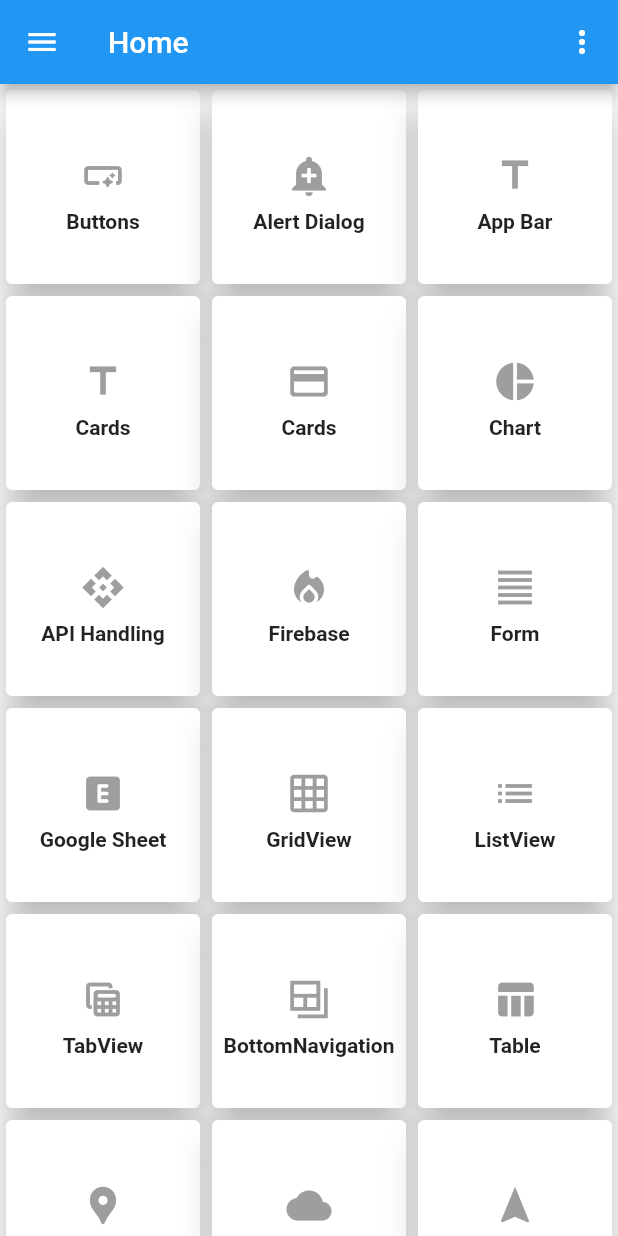
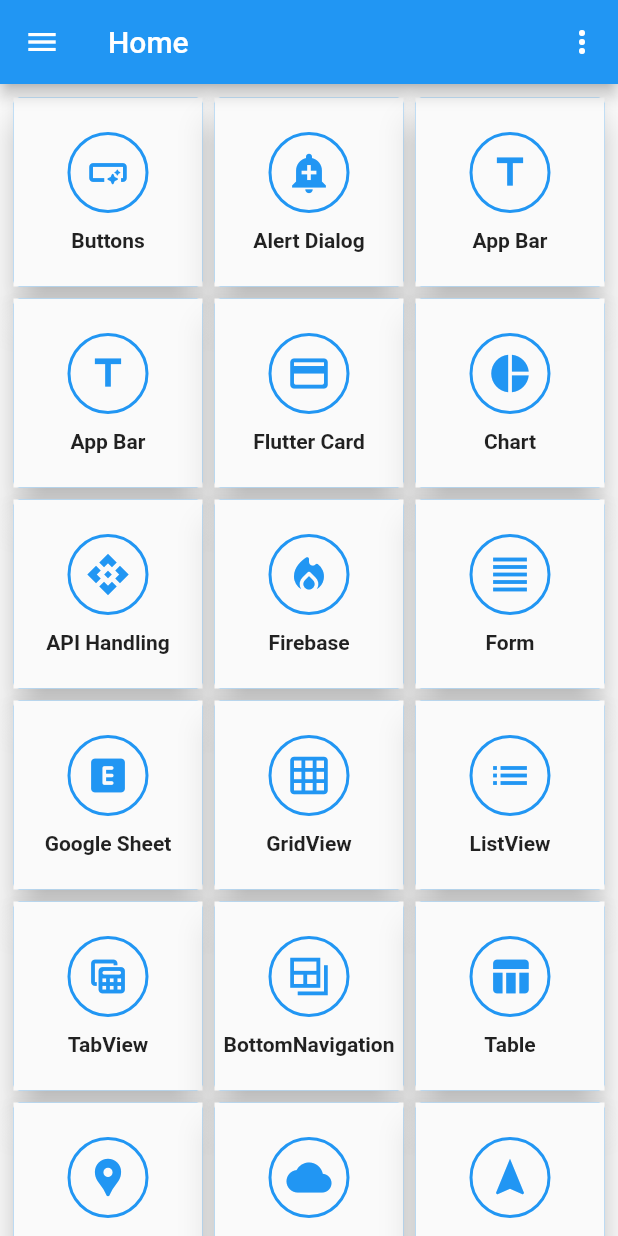
Before and after one commit to ruhulmath08/flutter_a2z, a Flutter app: the HomeScreen screen opened by its route, on a phone screen of 412 x 824 dp. Run offline on Flutter 3.47's test engine with Material 2 defaults, Android fonts, the phone set to English and light mode, and no system bars; our stand-ins replace toast; network calls fail.

Commit message:
add flutter_flip_card

```diff
--- a/lib/models/home_card_item.dart
+++ b/lib/models/home_card_item.dart
@@ -1,4 +1,5 @@
 import 'package:flutter/material.dart';
+import 'package:flutter_a2z/routing/routing_constants.dart';
 
 class HomeCardItem {
   int id;
@@ -30,12 +31,12 @@ class HomeCardItem {
       ),
       HomeCardItem(
         4,
-        "Cards",
+        "App Bar",
         Icons.title,
       ),
       HomeCardItem(
         5,
-        "Cards",
+        FLUTTER_CARD_SCREEN_TITLE,
         Icons.credit_card_rounded,
       ),
       HomeCardItem(
--- a/lib/routing/router.dart
+++ b/lib/routing/router.dart
@@ -7,6 +7,8 @@ import 'package:flutter_a2z/screens/buttons/my_dropdown_button.dart';
 import 'package:flutter_a2z/screens/buttons/my_popup_button.dart';
 import 'package:flutter_a2z/screens/buttons/my_radio_button.dart';
 import 'package:flutter_a2z/screens/buttons/my_toggle_button.dart';
+import 'package:flutter_a2z/screens/cards/flutter_card.dart';
+import 'package:flutter_a2z/screens/cards/flutter_flip_card/flutter_flip_card.dart';
 import 'package:flutter_a2z/screens/crud/flutter_crud/flutter_crud.dart';
 import 'package:flutter_a2z/screens/crud/flutter_crud_add/flutter_crud_add.dart';
 import 'package:flutter_a2z/screens/home/home_screen.dart';
@@ -105,6 +107,7 @@ Route<dynamic> generateRoute(RouteSettings settings) {
           title: FLUTTER_TAB_VIEW_SCREEN_TITLE,
         ),
       );
+      break;
     /*--------------------------------- TabViewLayout : End ---------------------------------*/
 
     /*--------------------------------- Flutter CRUD : Start---------------------------------*/
@@ -115,16 +118,39 @@ Route<dynamic> generateRoute(RouteSettings settings) {
           title: FLUTTER_CRUD_SCREEN_TITLE,
         ),
       );
+      break;
 
-  //flutter CRUD ADD
+    //flutter CRUD ADD
     case FLUTTER_CRUD_ADD_SCREEN_ROUTE:
       return MaterialPageRoute(
         builder: (context) => FlutterCrudAdd(
           title: FLUTTER_CRUD_ADD_SCREEN_TITLE,
         ),
       );
-  //flutter CRUD UPDATE
-  //flutter CRUD
+      break;
+
+    //flutter CRUD UPDATE
+    //flutter CRUD
     /*--------------------------------- Flutter CRUD : End---------------------------------*/
+
+    /*--------------------------------- Flutter CARD : Start---------------------------------*/
+    //flutter card
+    case FLUTTER_CARD_SCREEN_ROUTE:
+      return MaterialPageRoute(
+        builder: (context) => FlutterCard(
+          title: FLUTTER_CARD_SCREEN_TITLE,
+        ),
+      );
+      break;
+
+    //flutter card
+    case FLUTTER_FLIP_CARD_SCREEN_ROUTE:
+      return MaterialPageRoute(
+        builder: (context) => FlutterFlipCard(
+          title: FLUTTER_FLIP_CARD_SCREEN_TITLE,
+        ),
+      );
+      break;
+    /*--------------------------------- Flutter CARD : End---------------------------------*/
   }
 }
--- a/lib/routing/routing_constants.dart
+++ b/lib/routing/routing_constants.dart
@@ -64,3 +64,13 @@ const String FLUTTER_CRUD_UPDATE_SCREEN_TITLE = "Flutter CRUD Update";
 const String FLUTTER_CRUD_DELETE_SCREEN_ROUTE = "/flutter_crud_delete";
 const String FLUTTER_CRUD_DELETE_SCREEN_TITLE = "Flutter CRUD Delete";
 /*--------------------------------- Flutter CRUD : End---------------------------------*/
+
+/*--------------------------------- Flutter CARD : Start---------------------------------*/
+//flutter card
+const String FLUTTER_CARD_SCREEN_ROUTE = "/flutter_card";
+const String FLUTTER_CARD_SCREEN_TITLE = "Flutter Card";
+
+//flutter flip_card
+const String FLUTTER_FLIP_CARD_SCREEN_ROUTE = "/flutter_flip_card";
+const String FLUTTER_FLIP_CARD_SCREEN_TITLE = "Flutter Flip Card";
+/*--------------------------------- Flutter CARD : End---------------------------------*/
--- a/lib/screens/home/home_screen.dart
+++ b/lib/screens/home/home_screen.dart
@@ -48,20 +48,28 @@ class _HomeScreenState extends State<HomeScreen> {
       ),
       drawer: myDrawer(context),
       body: GridView(
+        padding: const EdgeInsets.all(5),
         physics: BouncingScrollPhysics(),
         gridDelegate: SliverGridDelegateWithFixedCrossAxisCount(crossAxisCount: 3),
         children: cardItemList.map((card) {
-          return InkWell(
-            child: Card(
+          return Card(
+            color: Colors.blue,
             elevation: 10,
+            child: Material(
+              child: InkWell(
                 child: Column(
                   mainAxisSize: MainAxisSize.min,
                   mainAxisAlignment: MainAxisAlignment.center,
                   children: [
-                  Padding(
-                    padding: const EdgeInsets.all(8.0),
-                    child: Icon(card.icon, size: 30, color: Colors.grey),
+                    Container(
+                      padding: EdgeInsets.all(10),
+                      decoration:  BoxDecoration(
+                        borderRadius: BorderRadius.circular(100),
+                        border: Border.all(width: 2.0, color: Colors.blue),
                       ),
+                      child: Icon(card.icon, size: 30, color: Colors.blue),
+                    ),
+                    SizedBox(height: 10),
                     Text(
                       "${card.title}",
                       style: TextStyle(
@@ -70,10 +78,11 @@ class _HomeScreenState extends State<HomeScreen> {
                     ),
                   ],
                 ),
-            ),
                 onTap: () {
                   gotoCorrespondScreen(card.title);
                 },
+              ),
+            ),
           );
         }).toList(),
       ),
@@ -82,6 +91,7 @@ class _HomeScreenState extends State<HomeScreen> {
 
   //go to correspond screen
   void gotoCorrespondScreen(String pageName) {
+    print(pageName);
     switch (pageName) {
       case FLUTTER_BUTTON_SCREEN_TITLE:
         Navigator.pushNamed(context, FLUTTER_BUTTON_SCREEN_ROUTE);
@@ -98,6 +108,10 @@ class _HomeScreenState extends State<HomeScreen> {
       case FLUTTER_CRUD_SCREEN_TITLE:
         Navigator.pushNamed(context, FLUTTER_CRUD_SCREEN_ROUTE);
         break;
+
+      case FLUTTER_CARD_SCREEN_TITLE:
+        Navigator.pushNamed(context, FLUTTER_CARD_SCREEN_ROUTE);
+        break;
     }
   }
 }
--- a/pubspec.yaml
+++ b/pubspec.yaml
@@ -1,8 +1,6 @@
 name: flutter_a2z
 description: A new Flutter application.
 
-# The following line prevents the package from being accidentally published to
-# pub.dev using `pub publish`. This is preferred for private packages.
 publish_to: 'none' # Remove this line if you wish to publish to pub.dev
 
 # The following defines the version and build number for your application.
```
Also changed, not shown: lib/screens/cards/flutter_card.dart (added, +29 -0 lines), lib/screens/cards/flutter_flip_card/flutter_flip_card.dart (added, +145 -0 lines). Lines whose indentation alone changed are shown as unchanged.
